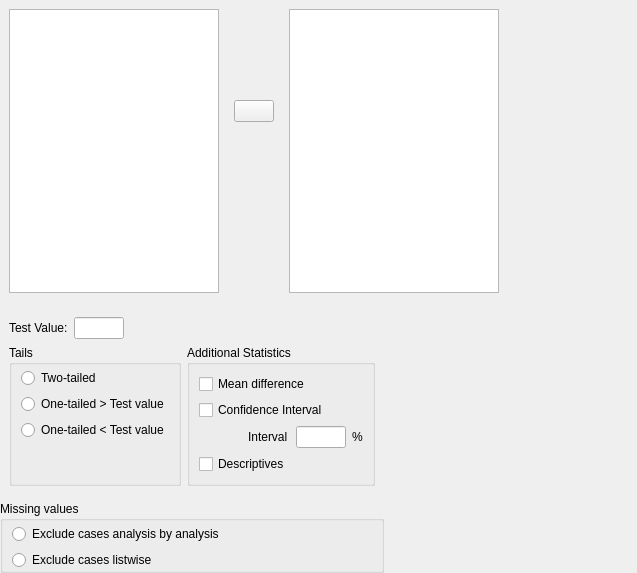
The window that JASP-Desktop/analysisforms/ttestbayesianonesampleform.ui (jasp-stats/jasp-desktop) describes before a commit, drawn with Qt 5.
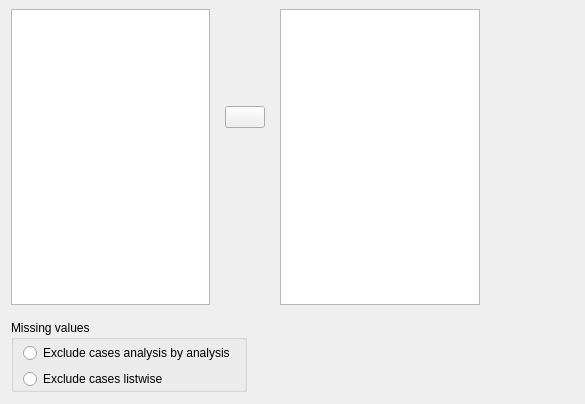
The same window after the commit. Custom widgets are drawn as their Qt base class.

Commit message: Updates to the Bayesian One Samples T-Test

The edit to the form file:
```diff
--- a/JASP-Desktop/analysisforms/ttestbayesianonesampleform.ui
+++ b/JASP-Desktop/analysisforms/ttestbayesianonesampleform.ui
@@ -6,17 +6,14 @@
    <rect>
     <x>0</x>
     <y>0</y>
-    <width>637</width>
-    <height>573</height>
+    <width>585</width>
+    <height>404</height>
    </rect>
   </property>
   <property name="windowTitle">
    <string>Form</string>
   </property>
   <layout class="QGridLayout" name="gridLayout_9">
-   <property name="leftMargin">
-    <number>0</number>
-   </property>
    <property name="topMargin">
     <number>0</number>
    </property>
@@ -24,7 +21,7 @@
     <number>0</number>
    </property>
    <property name="bottomMargin">
-    <number>0</number>
+    <number>12</number>
    </property>
    <item row="0" column="0" colspan="2">
     <widget class="QWidget" name="widget" native="true">
@@ -41,6 +38,9 @@
       </size>
      </property>
      <layout class="QGridLayout" name="gridLayout_8">
+      <property name="leftMargin">
+       <number>0</number>
+      </property>
       <item row="0" column="2">
        <widget class="BoundListView" name="variables">
         <property name="sizePolicy">
@@ -175,162 +175,7 @@
      </layout>
     </widget>
    </item>
-   <item row="1" column="0">
-    <widget class="QWidget" name="widget_3" native="true">
-     <layout class="QGridLayout" name="gridLayout_2">
-      <item row="0" column="0">
-       <widget class="QLabel" name="label_3">
-        <property name="text">
-         <string>Test Value:</string>
-        </property>
-       </widget>
-      </item>
-      <item row="0" column="1">
-       <widget class="BoundTextBox" name="testValue">
-        <property name="sizePolicy">
-         <sizepolicy hsizetype="Fixed" vsizetype="Fixed">
-          <horstretch>0</horstretch>
-          <verstretch>0</verstretch>
-         </sizepolicy>
-        </property>
-        <property name="maximumSize">
-         <size>
-          <width>50</width>
-          <height>16777215</height>
-         </size>
-        </property>
-       </widget>
-      </item>
-      <item row="1" column="0" colspan="3">
-       <widget class="QGroupBox" name="groupBox_8">
-        <property name="title">
-         <string>Tails</string>
-        </property>
-        <property name="flat">
-         <bool>true</bool>
-        </property>
-        <layout class="QGridLayout" name="gridLayout">
-         <property name="leftMargin">
-          <number>0</number>
-         </property>
-         <property name="topMargin">
-          <number>3</number>
-         </property>
-         <property name="rightMargin">
-          <number>0</number>
-         </property>
-         <property name="bottomMargin">
-          <number>0</number>
-         </property>
-         <item row="0" column="0">
-          <widget class="BoundGroupBox" name="tails" native="true">
-           <layout class="QGridLayout" name="gridLayout_5">
-            <property name="topMargin">
-             <number>0</number>
-            </property>
-            <property name="bottomMargin">
-             <number>0</number>
-            </property>
-            <item row="2" column="0">
-             <widget class="QRadioButton" name="oneTailedLessThan">
-              <property name="text">
-               <string>One-tailed &lt; Test value</string>
-              </property>
-             </widget>
-            </item>
-            <item row="1" column="0">
-             <widget class="QRadioButton" name="oneTailedGreaterThan">
-              <property name="text">
-               <string>One-tailed &gt; Test value</string>
-              </property>
-             </widget>
-            </item>
-            <item row="0" column="0">
-             <widget class="QRadioButton" name="twoTailed">
-              <property name="text">
-               <string>Two-tailed</string>
-              </property>
-             </widget>
-            </item>
-           </layout>
-          </widget>
-         </item>
-         <item row="1" column="0">
-          <widget class="QWidget" name="widget_5" native="true"/>
-         </item>
-        </layout>
-       </widget>
-      </item>
-      <item row="1" column="3">
-       <widget class="QGroupBox" name="groupBox_7">
-        <property name="title">
-         <string>Additional Statistics</string>
-        </property>
-        <property name="flat">
-         <bool>true</bool>
-        </property>
-        <layout class="QGridLayout" name="gridLayout_3">
-         <item row="0" column="0" colspan="3">
-          <widget class="BoundCheckBox" name="meanDifference">
-           <property name="text">
-            <string>Mean difference</string>
-           </property>
-          </widget>
-         </item>
-         <item row="1" column="0" colspan="3">
-          <widget class="BoundCheckBox" name="confidenceInterval">
-           <property name="text">
-            <string>Confidence Interval</string>
-           </property>
-          </widget>
-         </item>
-         <item row="2" column="0">
-          <widget class="QWidget" name="widget_4" native="true"/>
-         </item>
-         <item row="2" column="1">
-          <widget class="QLabel" name="label">
-           <property name="text">
-            <string>Interval</string>
-           </property>
-          </widget>
-         </item>
-         <item row="2" column="2">
-          <widget class="BoundTextBox" name="confidenceIntervalInterval">
-           <property name="sizePolicy">
-            <sizepolicy hsizetype="Preferred" vsizetype="Fixed">
-             <horstretch>0</horstretch>
-             <verstretch>0</verstretch>
-            </sizepolicy>
-           </property>
-           <property name="maximumSize">
-            <size>
-             <width>50</width>
-             <height>16777215</height>
-            </size>
-           </property>
-          </widget>
-         </item>
-         <item row="2" column="3">
-          <widget class="QLabel" name="label_2">
-           <property name="text">
-            <string>%</string>
-           </property>
-          </widget>
-         </item>
-         <item row="3" column="0" colspan="2">
-          <widget class="BoundCheckBox" name="descriptives">
-           <property name="text">
-            <string>Descriptives</string>
-           </property>
-          </widget>
-         </item>
-        </layout>
-       </widget>
-      </item>
-     </layout>
-    </widget>
-   </item>
-   <item row="1" column="1">
+   <item row="2" column="1">
     <spacer name="horizontalSpacer">
      <property name="orientation">
       <enum>Qt::Horizontal</enum>
@@ -400,11 +245,6 @@
   <zorder>groupBox_9</zorder>
  </widget>
  <customwidgets>
-  <customwidget>
-   <class>BoundCheckBox</class>
-   <extends>QCheckBox</extends>
-   <header>widgets/boundcheckbox.h</header>
-  </customwidget>
   <customwidget>
    <class>BoundListView</class>
    <extends>QListView</extends>
@@ -420,11 +260,6 @@
    <extends>QListView</extends>
    <header>widgets/availablefieldslistview.h</header>
   </customwidget>
-  <customwidget>
-   <class>BoundTextBox</class>
-   <extends>QLineEdit</extends>
-   <header>widgets/boundtextbox.h</header>
-  </customwidget>
   <customwidget>
    <class>BoundGroupBox</class>
    <extends>QWidget</extends>
```
Left out of the diff: 104 changed lines with no effect on the pictures. The commit also changes 2 other files.
